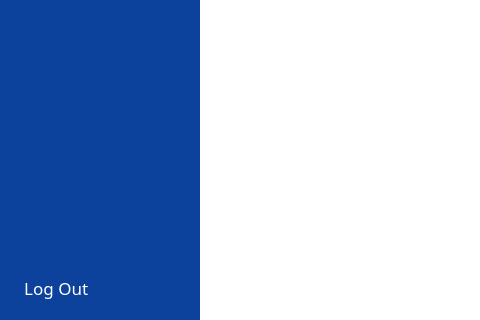
Qt form parsec/core/gui/forms/main_window.ui (Scille/parsec-cloud) before a commit; both pictures show x 0 to 480 and y 287 to 607 of the 923 by 607 pixel window.
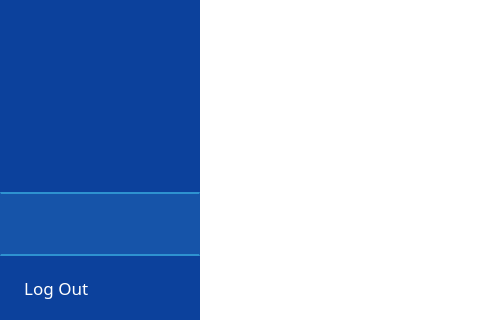
The same form after that commit. Icons and pictures are not drawn.

Patch:
```diff
--- a/parsec/core/gui/forms/main_window.ui
+++ b/parsec/core/gui/forms/main_window.ui
@@ -453,6 +453,48 @@
             </property>
            </spacer>
           </item>
+          <item>
+           <widget class="QPushButton" name="button_user">
+            <property name="minimumSize">
+             <size>
+              <width>0</width>
+              <height>64</height>
+             </size>
+            </property>
+            <property name="maximumSize">
+             <size>
+              <width>16777215</width>
+              <height>64</height>
+             </size>
+            </property>
+            <property name="font">
+             <font>
+              <pointsize>13</pointsize>
+             </font>
+            </property>
+            <property name="styleSheet">
+             <string notr="true">border-top: 2px solid rgb(46, 146, 208);
+border-bottom: 2px solid rgb(46, 146, 208);
+color: rgb(255, 255, 255);
+text-align: left;
+padding-left: 10px;
+background-color: rgb(22, 84, 169);
+</string>
+            </property>
+            <property name="text">
+             <string/>
+            </property>
+            <property name="iconSize">
+             <size>
+              <width>32</width>
+              <height>32</height>
+             </size>
+            </property>
+            <property name="flat">
+             <bool>true</bool>
+            </property>
+           </widget>
+          </item>
           <item>
            <widget class="QPushButton" name="button_logout">
             <property name="enabled">
```
Left out of the diff: 2 changed lines with no effect on the pictures.
